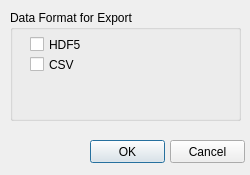
This is SettingsWindow.ui in Molecular-Nanophotonics/TrackerLab as Qt 5 draws it before an edit. The edited form follows.
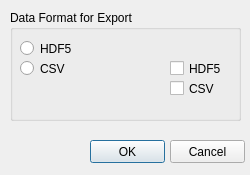
This is the edited form.

The edit to the form file:
```diff
--- a/SettingsWindow.ui
+++ b/SettingsWindow.ui
@@ -75,8 +75,8 @@
    <widget class="QCheckBox" name="checkBoxHDF5">
     <property name="geometry">
      <rect>
-      <x>20</x>
-      <y>26</y>
+      <x>160</x>
+      <y>50</y>
       <width>70</width>
       <height>17</height>
      </rect>
@@ -88,8 +88,8 @@
    <widget class="QCheckBox" name="checkBoxCSV">
     <property name="geometry">
      <rect>
-      <x>20</x>
-      <y>46</y>
+      <x>160</x>
+      <y>70</y>
       <width>70</width>
       <height>17</height>
      </rect>
@@ -98,6 +98,32 @@
      <string>CSV</string>
     </property>
    </widget>
+   <widget class="QRadioButton" name="radioButtonHDF5">
+    <property name="geometry">
+     <rect>
+      <x>10</x>
+      <y>30</y>
+      <width>82</width>
+      <height>17</height>
+     </rect>
+    </property>
+    <property name="text">
+     <string>HDF5</string>
+    </property>
+   </widget>
+   <widget class="QRadioButton" name="radioButtonCSV">
+    <property name="geometry">
+     <rect>
+      <x>10</x>
+      <y>50</y>
+      <width>82</width>
+      <height>17</height>
+     </rect>
+    </property>
+    <property name="text">
+     <string>CSV</string>
+    </property>
+   </widget>
   </widget>
  </widget>
  <resources/>
```
